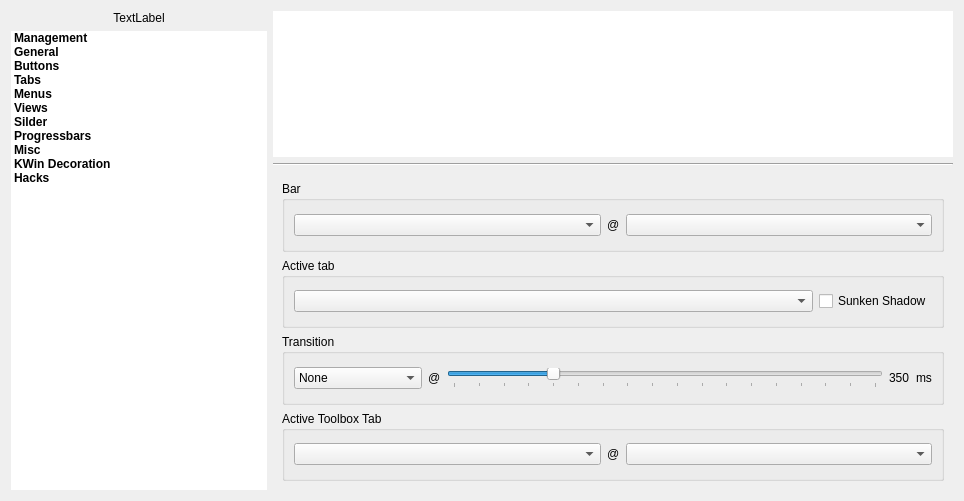
Qt form config/config.ui (deiv/bespin-pkg) before a commit.
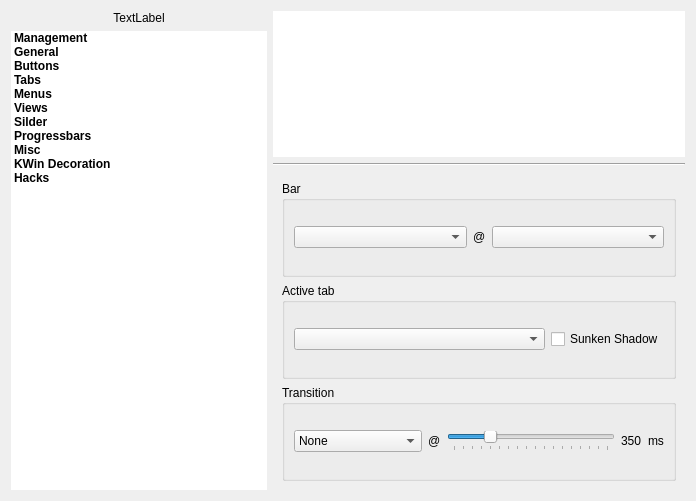
The same form after that commit. The open tabs and pages were chosen to show the change.

Commit message: finish toolbox 2 tabalignment

Patch:
```diff
--- a/config/config.ui
+++ b/config/config.ui
@@ -5,7 +5,7 @@
    <rect>
     <x>0</x>
     <y>0</y>
-    <width>964</width>
+    <width>696</width>
     <height>501</height>
    </rect>
   </property>
@@ -1121,42 +1121,6 @@
              </layout>
             </widget>
            </item>
-           <item row="3" column="0" >
-            <widget class="QGroupBox" name="groupBox_4" >
-             <property name="title" >
-              <string>Active Toolbox Tab</string>
-             </property>
-             <layout class="QGridLayout" name="gridLayout_4" >
-              <item row="0" column="0" >
-               <widget class="QComboBox" name="gradTool" >
-                <property name="sizePolicy" >
-                 <sizepolicy vsizetype="Fixed" hsizetype="MinimumExpanding" >
-                  <horstretch>0</horstretch>
-                  <verstretch>0</verstretch>
-                 </sizepolicy>
-                </property>
-               </widget>
-              </item>
-              <item row="0" column="1" >
-               <widget class="QLabel" name="label_45" >
-                <property name="text" >
-                 <string>@</string>
-                </property>
-               </widget>
-              </item>
-              <item row="0" column="2" >
-               <widget class="QComboBox" name="crTool" >
-                <property name="sizePolicy" >
-                 <sizepolicy vsizetype="Fixed" hsizetype="MinimumExpanding" >
-                  <horstretch>0</horstretch>
-                  <verstretch>0</verstretch>
-                 </sizepolicy>
-                </property>
-               </widget>
-              </item>
-             </layout>
-            </widget>
-           </item>
           </layout>
          </widget>
          <widget class="QWidget" name="Menus" >
```
Left out of the diff: 2 changed lines with no effect on the pictures. The commit also changes 4 other files.
